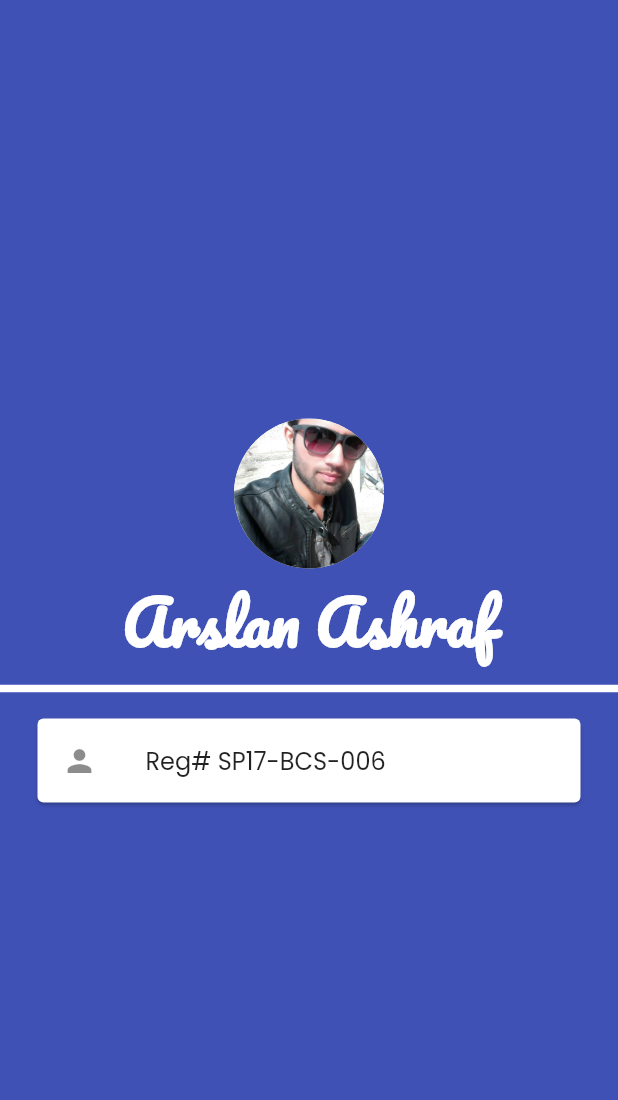
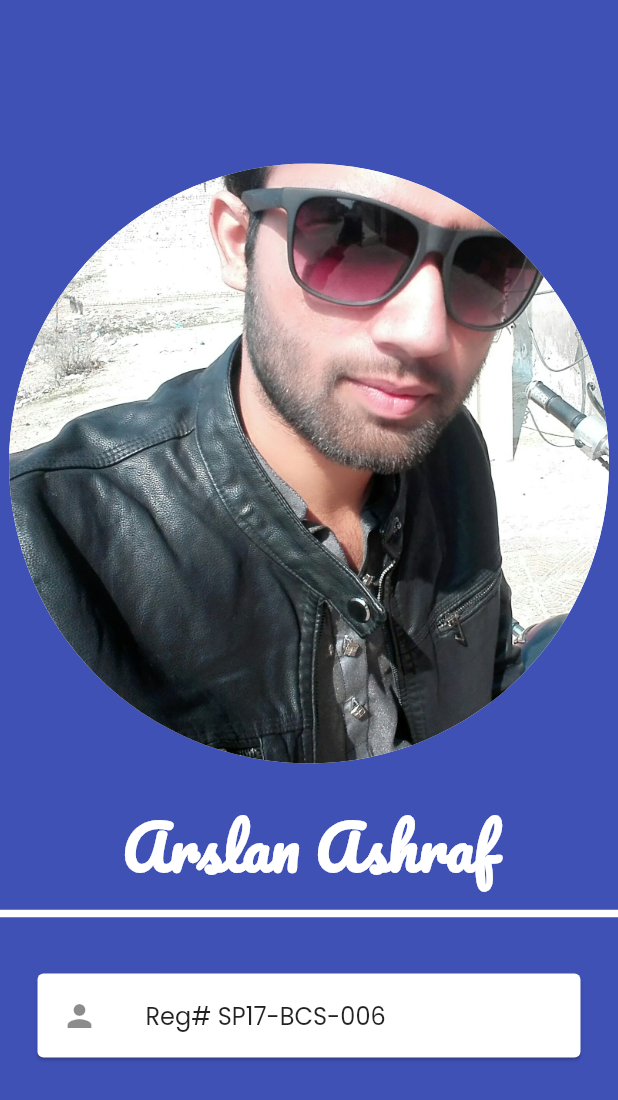
Before and after one commit to arslanashraf006/sp17-bcs-006-note-taking-app, a Flutter app: the splashscreen screen opened directly, on a phone screen of 412 x 824 dp. Shown: the top 1100 px of the screen. Run offline on Flutter 3.47's test engine with Material 2 defaults, Android fonts, the phone set to English and light mode, and no system bars; our stand-ins replace get, google_fonts, share, sqflite; missing offline and left inert: string_stats; accounts and stored records are empty.

Commit message:
Adding Attractive UI

```diff
--- a/lib/pages/add_new_note_page.dart
+++ b/lib/pages/add_new_note_page.dart
@@ -9,6 +9,7 @@ class AddNewNotePage extends StatelessWidget {
   @override
   Widget build(BuildContext context) {
     return Scaffold(
+      backgroundColor: Colors.white54,
       appBar: AppBar(
         brightness: Brightness.light,
         title: Text(
@@ -17,7 +18,7 @@ class AddNewNotePage extends StatelessWidget {
             color: Colors.black,
           ),
         ),
-        backgroundColor: Colors.white,
+        backgroundColor: Colors.blue[300],
         iconTheme: IconThemeData(
           color: Colors.black,
         ),
@@ -42,7 +43,7 @@ class AddNewNotePage extends StatelessWidget {
                   hintStyle: TextStyle(
                     fontSize: 27,
                     fontWeight: FontWeight.bold,
-                    color: Colors.grey[600],
+                    color: Colors.black,
                     letterSpacing: 1,
                   ),
                   border: InputBorder.none,
--- a/lib/pages/edit_note_page.dart
+++ b/lib/pages/edit_note_page.dart
@@ -12,9 +12,10 @@ class EditNotePage extends StatelessWidget {
     controller.titleController.text = controller.notes[i].title;
     controller.contentController.text = controller.notes[i].content;
     return Scaffold(
+      backgroundColor: Colors.white54,
       appBar: AppBar(
         brightness: Brightness.light,
-        backgroundColor: Colors.white,
+        backgroundColor: Colors.blue[300],
         iconTheme: IconThemeData(
           color: Colors.black,
         ),
--- a/lib/pages/home_page.dart
+++ b/lib/pages/home_page.dart
@@ -63,7 +63,7 @@ class HomePage extends StatelessWidget {
               },
               child: Container(
                 decoration: BoxDecoration(
-                  color: Colors.grey[300],
+                  color: Colors.blue[300],
                   borderRadius: BorderRadius.circular(10),
                 ),
                 padding: EdgeInsets.all(15),
@@ -110,6 +110,7 @@ class HomePage extends StatelessWidget {
   @override
   Widget build(BuildContext context) {
     return Scaffold(
+      backgroundColor: Colors.white54,
       appBar: AppBar(
         brightness: Brightness.light,
         title: Text(
@@ -118,7 +119,7 @@ class HomePage extends StatelessWidget {
             color: Colors.black,
           ),
         ),
-        backgroundColor: Colors.white,
+        backgroundColor: Colors.blue[300],
         centerTitle: true,
         iconTheme: IconThemeData(
           color: Colors.black,
--- a/lib/pages/splashscreen.dart
+++ b/lib/pages/splashscreen.dart
@@ -27,9 +27,12 @@ class _splashscreenState extends State<splashscreen> {
       body: Center(
         child: Column(mainAxisAlignment: MainAxisAlignment.center, children: [
           CircleAvatar(
-            radius: 50.0,
+            radius: 200.0,
             backgroundColor: Colors.white,
             backgroundImage: AssetImage('images/arslan.jpg'),
+          ),
+          SizedBox(
+            height: 20.0,
           ),
           Text(
             'Arslan Ashraf',
@@ -47,6 +50,9 @@ class _splashscreenState extends State<splashscreen> {
               color: Colors.white,
               thickness: 5.0,
             ),
+          ),
+          SizedBox(
+            height: 20.0,
           ),
           Card(
             color: Colors.white,
```
Also changed, not shown: lib/pages/note_detail_page.dart (+3 -4 lines).
